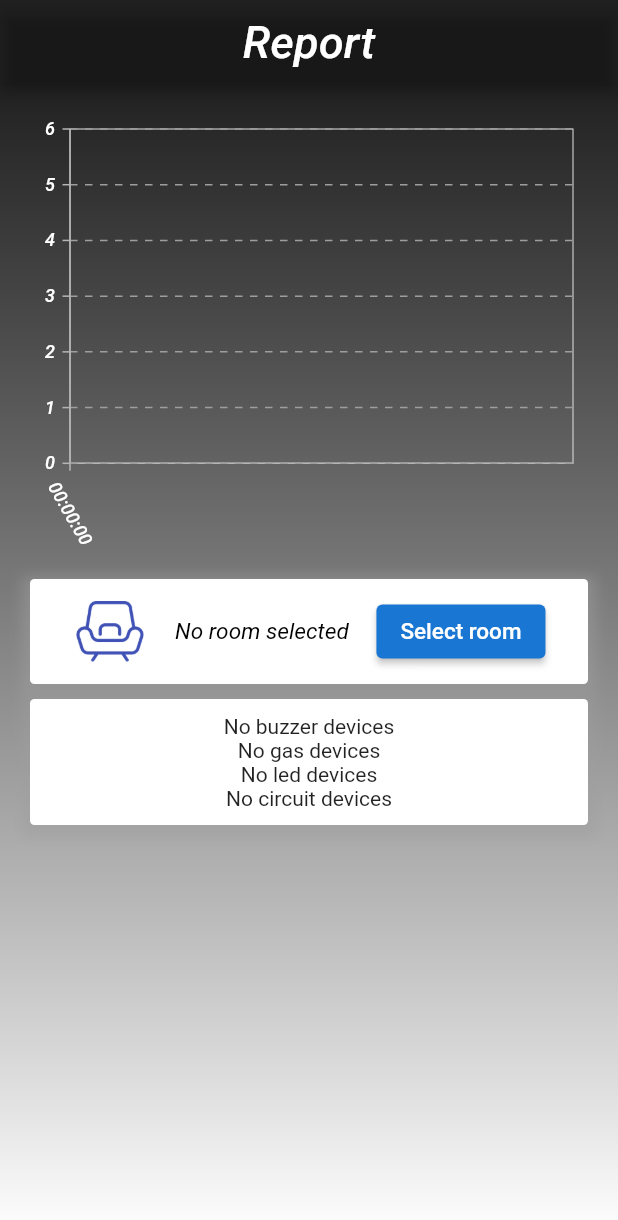
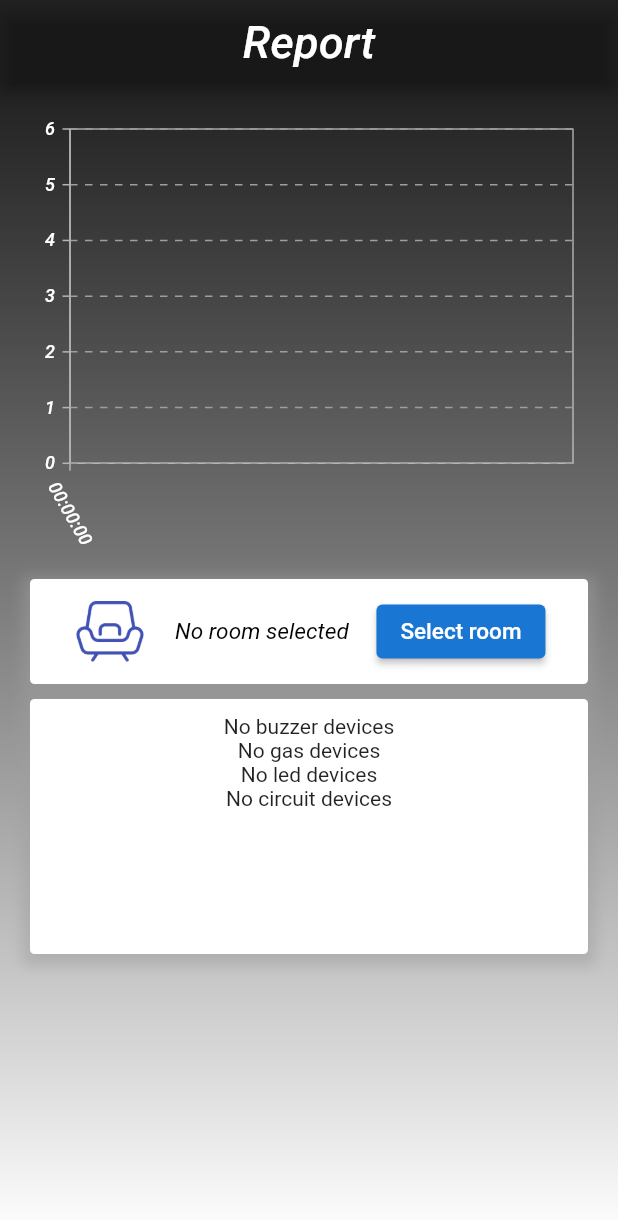
Before and after one commit to trunghieult1807/IOTsProject, a Flutter app: the Report screen opened by its route, on a phone screen of 412 x 824 dp. Shown: the top 1220 px of the screen. Run offline on Flutter 3.47's test engine with Material 2 defaults, Android fonts, the light colour scheme and no system bars; our stand-ins replace after_layout, animated_bottom_navigation_bar, cloud_firestore, firebase_auth, firebase_core, outline_gradient_button and 4 more; missing offline and left inert: charcode, flutter_material_pickers, loading_animations, mqtt_client; accounts and stored records are empty.

Commit message:
increase the count of chart

```diff
--- a/fire_alarm_system/lib/ui/report/screens/report.dart
+++ b/fire_alarm_system/lib/ui/report/screens/report.dart
@@ -90,7 +90,7 @@ class _ReportState extends State<Report> {
           )),
           child: Padding(
               padding: EdgeInsets.all(20.0),
-              child: Column(
+              child: ListView(
                 children: <Widget>[
                   Chart(isShow: this.numOfTemp),
                   Container(
--- a/fire_alarm_system/lib/ui/report/widgets/chart.dart
+++ b/fire_alarm_system/lib/ui/report/widgets/chart.dart
@@ -58,7 +58,7 @@ class _ChartState extends State<Chart> {
         if (time.millisecondsSinceEpoch - last.time.millisecondsSinceEpoch >=
             1000) {
           chartData.add(_ChartData(time, num.parse(data)));
-          if (chartData.length == 10) {
+          if (chartData.length == 15) {
             chartData.removeAt(0);
           }
         }
--- a/fire_alarm_system/lib/ui/report/widgets/summary.dart
+++ b/fire_alarm_system/lib/ui/report/widgets/summary.dart
@@ -185,6 +185,7 @@ class _SummaryState extends State<Summary> {
 
     return SingleChildScrollView(
         child: Container(
+      height: 170,
       decoration: BoxDecoration(
           color: Colors.white,
           borderRadius: BorderRadius.circular(3),
@@ -197,7 +198,7 @@ class _SummaryState extends State<Summary> {
             ),
           ]),
       padding: const EdgeInsets.all(10.0),
-      child: Column(
+      child: ListView(
         children: <Widget>[
           Row(
               mainAxisAlignment: MainAxisAlignment.spaceEvenly,
```
Also changed, not shown: fire_alarm_system/pubspec.lock.
